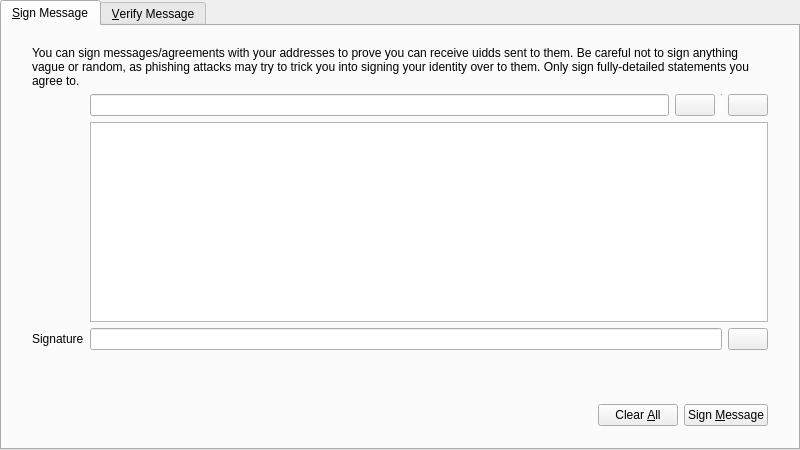
First picture: the form in src/qt/forms/signverifymessagedialog.ui, repository shaileshnift/UIDD, before the edit.
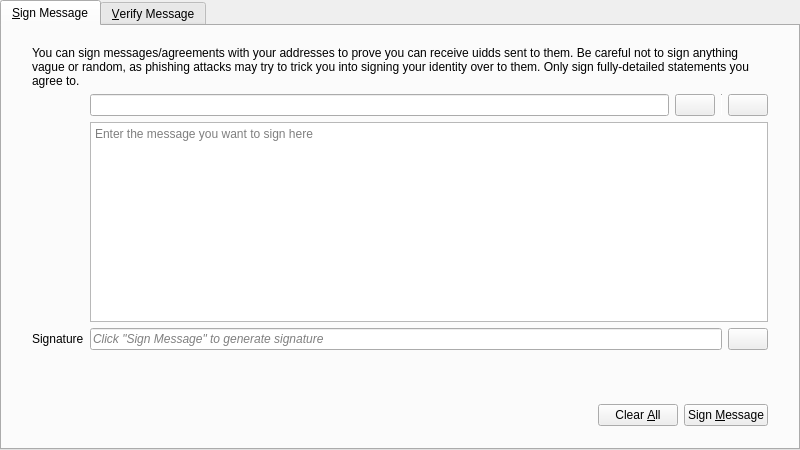
Second picture: the form after the edit. Icons and pictures are not drawn. Custom widgets are drawn as their Qt base class.

The edit to the form file:
```diff
--- a/src/qt/forms/signverifymessagedialog.ui
+++ b/src/qt/forms/signverifymessagedialog.ui
@@ -139,6 +139,9 @@
              <property name="toolTip">
               <string>Enter the message you want to sign here</string>
              </property>
+             <property name="placeholderText">
+              <string>Enter the message you want to sign here</string>
+             </property>
             </widget>
            </item>
            <item row="3" column="1">
@@ -156,6 +159,9 @@
                <property name="readOnly">
                 <bool>true</bool>
                </property>
+               <property name="placeholderText">
+                <string>Click &quot;Sign Message&quot; to generate signature</string>
+               </property>
               </widget>
              </item>
              <item>
```
Left out of the diff: 18 changed lines with no effect on the pictures.
